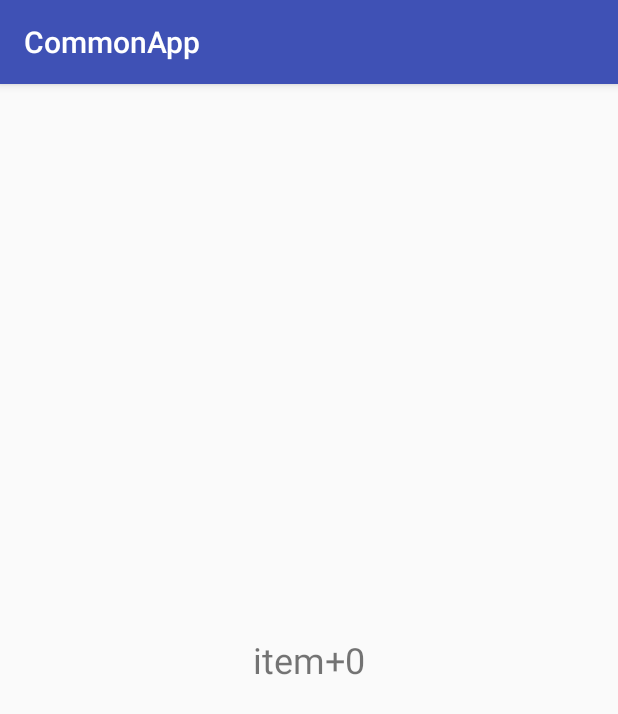
After one commit to yushilei1218/CommonApp, an Android app: the PagerFragment screen opened directly, with no data from a screen before it, on a phone screen of 412 x 824 dp. The commit adds this screen. Shown: the top 714 px of the screen. Run offline under Robolectric (Android 15) with nearby library versions, the light colour scheme and no system bars.

Commit message:
1：测试 Fragment lazyLoad

```diff
--- a/app/src/main/AndroidManifest.xml
+++ b/app/src/main/AndroidManifest.xml
@@ -55,7 +55,8 @@
         <activity android:name=".ui.test.TestActivity" />
         <activity android:name=".ui.map.MapActivity" />
         <activity android:name=".ui.mvp.view.HomeActivity" />
-        <activity android:name=".ui.swipelayout.SwipeLayoutActivity"></activity>
+        <activity android:name=".ui.swipelayout.SwipeLayoutActivity" />
+        <activity android:name=".ui.fragment.PagerFragmentActivity"></activity>
     </application>
 
 </manifest>
--- a/app/src/main/java/com/yushilei/commonapp/common/base/BaseFragment.java
+++ b/app/src/main/java/com/yushilei/commonapp/common/base/BaseFragment.java
@@ -7,6 +7,7 @@ import android.support.annotation.LayoutRes;
 import android.support.annotation.Nullable;
 import android.support.v4.app.Fragment;
 import android.support.v7.app.AlertDialog;
+import android.util.Log;
 import android.util.SparseArray;
 import android.view.LayoutInflater;
 import android.view.View;
@@ -29,8 +30,9 @@ public abstract class BaseFragment extends Fragment implements IBaseView {
 
     private OperateViewHolder mHolder;
 
-    protected void restoreDataBySavedBundle(Bundle savedInstanceState) {
-    }
+    private boolean isViewCreated = false;
+    private boolean isVisibleToUser = false;
+    private boolean isLoaded = false;
 
     protected void parseDataByArguments(Bundle arguments) {
     }
@@ -38,27 +40,56 @@ public abstract class BaseFragment extends Fragment implements IBaseView {
     @LayoutRes
     protected abstract int getLayoutId();
 
+    protected void lazyLoad() {
+        Log.i(getTAG(), "lazyLoad" + " " + this);
+    }
+
     @Override
     public void onCreate(@Nullable Bundle savedInstanceState) {
-        if (savedInstanceState != null) {
-            restoreDataBySavedBundle(savedInstanceState);
-        } else {
-            parseDataByArguments(getArguments());
-        }
+        Log.i(getTAG(), "onCreate" + " " + this);
+        parseDataByArguments(getArguments());
         super.onCreate(savedInstanceState);
     }
 
     @Override
     public View onCreateView(LayoutInflater inflater, ViewGroup container,
                              Bundle savedInstanceState) {
+        Log.i(getTAG(), "onCreateView" + " " + this);
         return inflater.inflate(getLayoutId(), container, false);
     }
 
     @Override
     public void onViewCreated(View view, @Nullable Bundle savedInstanceState) {
+        Log.i(getTAG(), "onViewCreated" + " " + this);
+        isViewCreated = true;
         initOperateView();
         initView();
         initData();
+        checkToLazyLoad();
+    }
+
+    @Override
+    public void setUserVisibleHint(boolean isVisibleToUser) {
+        Log.i(getTAG(), "setUserVisibleHint " + isVisibleToUser + " " + this);
+        super.setUserVisibleHint(isVisibleToUser);
+        this.isVisibleToUser = isVisibleToUser;
+        checkToLazyLoad();
+    }
+
+    private void checkToLazyLoad() {
+        if (isLoaded)
+            return;
+        if (isViewCreated && isVisibleToUser) {
+            isLoaded = true;
+            lazyLoad();
+        }
+    }
+
+    @Override
+    public void onDestroyView() {
+        isViewCreated = false;
+        isLoaded = false;
+        super.onDestroyView();
     }
 
     @Override
--- a/app/src/main/java/com/yushilei/commonapp/common/constant/Constant.java
+++ b/app/src/main/java/com/yushilei/commonapp/common/constant/Constant.java
@@ -14,4 +14,5 @@ public interface Constant {
     String AMAP = "高德Map";
     String XMLY = "喜马拉雅";
     String DrawLayout = "DrawLayout";
+    String PagerFragment = "PagerFragment";
 }
--- a/app/src/main/java/com/yushilei/commonapp/common/mvp/OperateViewHolder.java
+++ b/app/src/main/java/com/yushilei/commonapp/common/mvp/OperateViewHolder.java
@@ -76,6 +76,7 @@ public class OperateViewHolder implements IOperateView {
             mLoadingDialog = new AlertDialog.Builder(activityContext,R.style.request_loading)
                     .setView(R.layout.item_dialog_loading)
                     .create();
+
             mLoadingDialog.setCancelable(false);
             mLoadingDialog.setCanceledOnTouchOutside(false);
         }
--- /dev/null
+++ b/app/src/main/java/com/yushilei/commonapp/ui/fragment/PagerFragment.java
@@ -0,0 +1,64 @@
+package com.yushilei.commonapp.ui.fragment;
+
+
+import android.os.Bundle;
+import android.support.v4.app.Fragment;
+import android.util.Log;
+import android.view.LayoutInflater;
+import android.view.View;
+import android.view.ViewGroup;
+import android.widget.TextView;
+
+import com.yushilei.commonapp.R;
+import com.yushilei.commonapp.common.base.BaseFragment;
+
+/**
+ * A simple {@link Fragment} subclass.
+ */
+public class PagerFragment extends BaseFragment {
+    private static final String EXTRA_ = "EXTRA_";
+    private String mTitle;
+    private TextView mTv;
+
+    public static PagerFragment instance(String title) {
+        PagerFragment fragment = new PagerFragment();
+        Bundle args = new Bundle();
+        args.putString(EXTRA_, title);
+        fragment.setArguments(args);
+        return fragment;
+    }
+
+    @Override
+    protected void parseDataByArguments(Bundle arguments) {
+        mTitle = arguments.getString(EXTRA_);
+    }
+
+    @Override
+    protected int getLayoutId() {
+        return R.layout.fragment_pager;
+    }
+
+    @Override
+    public void initView() {
+        mTv = findView(R.id.fg_pager_tv);
+    }
+
+    @Override
+    protected void lazyLoad() {
+        super.lazyLoad();
+        Log.i(getTAG(), "lazyLoad+" + mTitle);
+        mTv.setText(mTitle);
+    }
+
+    @Override
+    public void onDestroy() {
+        Log.i(getTAG(), "onDestroy" + " " + this);
+        super.onDestroy();
+    }
+
+    @Override
+    public void onDestroyView() {
+        Log.i(getTAG(), "onDestroyView" + " " + this);
+        super.onDestroyView();
+    }
+}
--- /dev/null
+++ b/app/src/main/java/com/yushilei/commonapp/ui/fragment/PagerFragmentActivity.java
@@ -0,0 +1,59 @@
+package com.yushilei.commonapp.ui.fragment;
+
+import android.support.v4.app.Fragment;
+import android.support.v4.app.FragmentManager;
+import android.support.v4.app.FragmentStatePagerAdapter;
+import android.support.v4.view.ViewPager;
+import android.support.v7.app.AppCompatActivity;
+import android.os.Bundle;
+import android.util.Log;
+import android.view.View;
+import android.view.ViewGroup;
+
+import com.yushilei.commonapp.R;
+import com.yushilei.commonapp.common.base.BaseActivity;
+
+import java.util.ArrayList;
+import java.util.LinkedList;
+import java.util.List;
+
+/**
+ * 小结{@link FragmentStatePagerAdapter 会从onCreate -onCreateView -onDestroyView-onDestory}
+ */
+public class PagerFragmentActivity extends BaseActivity {
+
+    @Override
+    protected int getLayoutId() {
+        return R.layout.activity_pager_fragment;
+    }
+
+    @Override
+    public void initView() {
+        ViewPager mPager = findView(R.id.fg_pager);
+        List<String> data = new ArrayList<>();
+        for (int i = 0; i < 10; i++) {
+            data.add("item+" + i);
+        }
+        mPager.setAdapter(new FgAdapter(getSupportFragmentManager(), data));
+    }
+
+    private final class FgAdapter extends FragmentStatePagerAdapter {
+        List<String> titles;
+
+        FgAdapter(FragmentManager fm, List<String> titles) {
+            super(fm);
+            this.titles = titles;
+        }
+
+        @Override
+        public Fragment getItem(int position) {
+            Log.i(getTAG(), "getItem position =" + position);
+            return PagerFragment.instance(titles.get(position));
+        }
+
+        @Override
+        public int getCount() {
+            return titles.size();
+        }
+    }
+}
--- a/app/src/main/java/com/yushilei/commonapp/ui/home/MainActivity.java
+++ b/app/src/main/java/com/yushilei/commonapp/ui/home/MainActivity.java
@@ -16,6 +16,7 @@ import com.yushilei.commonapp.common.adapter.MultiBaseAdapter;
 import com.yushilei.commonapp.common.base.BaseActivity;
 import com.yushilei.commonapp.common.bean.HomeBean;
 import com.yushilei.commonapp.common.constant.Constant;
+import com.yushilei.commonapp.ui.fragment.PagerFragmentActivity;
 import com.yushilei.commonapp.ui.loadmorerecycler.LoadMoreRecyclerActivity;
 import com.yushilei.commonapp.ui.map.MapActivity;
 import com.yushilei.commonapp.ui.multilv.MultiListViewActivity;
@@ -46,6 +47,7 @@ public class MainActivity extends BaseActivity {
         HomeItem item6 = new HomeItem(new HomeBean(Constant.AMAP));
         HomeItem item7 = new HomeItem(new HomeBean(Constant.XMLY));
         HomeItem item8 = new HomeItem(new HomeBean(Constant.DrawLayout));
+        HomeItem item9 = new HomeItem(new HomeBean(Constant.PagerFragment));
         data.add(item1);
         data.add(item2);
         data.add(item3);
@@ -54,6 +56,7 @@ public class MainActivity extends BaseActivity {
         data.add(item6);
         data.add(item7);
         data.add(item8);
+        data.add(item9);
         adapter.addAll(data);
     }
 
@@ -63,8 +66,8 @@ public class MainActivity extends BaseActivity {
         return R.layout.activity_main;
     }
 
-    public class HomeItem extends ItemWrapper<HomeBean> implements View.OnClickListener {
-        public HomeItem(HomeBean bean) {
+    private class HomeItem extends ItemWrapper<HomeBean> implements View.OnClickListener {
+        HomeItem(HomeBean bean) {
             super(bean);
         }
 
@@ -108,6 +111,9 @@ public class MainActivity extends BaseActivity {
                 case Constant.DrawLayout:
                     intent = new Intent(MainActivity.this, SwipeLayoutActivity.class);
                     break;
+                case Constant.PagerFragment:
+                    intent = new Intent(MainActivity.this, PagerFragmentActivity.class);
+                    break;
             }
             if (intent != null)
                 MainActivity.this.startActivity(intent);
--- a/app/src/main/java/com/yushilei/commonapp/ui/test/TestActivity.java
+++ b/app/src/main/java/com/yushilei/commonapp/ui/test/TestActivity.java
@@ -71,7 +71,7 @@ public class TestActivity extends BaseActivity {
                     public void run() {
                         hideDialog.performClick();
                     }
-                }, 1000);
+                }, 5000);
                 break;
             case R.id.hide_dialog:
                 hideLoadingDialog();
--- /dev/null
+++ b/app/src/main/res/layout/activity_pager_fragment.xml
@@ -0,0 +1,14 @@
+<?xml version="1.0" encoding="utf-8"?>
+<RelativeLayout xmlns:android="http://schemas.android.com/apk/res/android"
+    xmlns:app="http://schemas.android.com/apk/res-auto"
+    xmlns:tools="http://schemas.android.com/tools"
+    android:layout_width="match_parent"
+    android:layout_height="match_parent"
+    tools:context="com.yushilei.commonapp.ui.fragment.PagerFragmentActivity">
+
+    <android.support.v4.view.ViewPager
+        android:id="@+id/fg_pager"
+        android:layout_width="match_parent"
+        android:layout_height="match_parent" />
+
+</RelativeLayout>
--- /dev/null
+++ b/app/src/main/res/layout/fragment_pager.xml
@@ -0,0 +1,16 @@
+<RelativeLayout xmlns:android="http://schemas.android.com/apk/res/android"
+    xmlns:tools="http://schemas.android.com/tools"
+    android:layout_width="match_parent"
+    android:layout_height="match_parent"
+    tools:context="com.yushilei.commonapp.ui.fragment.PagerFragment">
+
+    <!-- TODO: Update blank fragment layout -->
+    <TextView
+        android:id="@+id/fg_pager_tv"
+        android:layout_width="wrap_content"
+        android:layout_height="wrap_content"
+        android:layout_centerInParent="true"
+        android:text="@string/hello_blank_fragment"
+        android:textSize="24sp" />
+
+</RelativeLayout>
--- a/app/src/main/res/values/strings.xml
+++ b/app/src/main/res/values/strings.xml
@@ -1,4 +1,7 @@
 <resources>
     <string name="app_name">CommonApp</string>
 
+    <!-- TODO: Remove or change this placeholder text -->
+    <string name="hello_blank_fragment">Hello blank fragment</string>
+
 </resources>
--- a/app/src/main/res/values/styles.xml
+++ b/app/src/main/res/values/styles.xml
@@ -8,7 +8,7 @@
         <item name="colorAccent">@color/colorAccent</item>
     </style>
 
-    <style name="request_loading">
+    <style name="request_loading" parent="android:style/Theme.Dialog">
 
         <!--背景颜色及和透明程度-->
         <item name="android:windowBackground">@android:color/transparent</item>
@@ -21,7 +21,8 @@
         <!--是否模糊-->
         <item name="android:backgroundDimEnabled">false</item>
         <item name="android:windowIsTranslucent">true</item>
-        <item name="android:windowFullscreen">false</item>
+        <item name="android:windowFullscreen">true</item>
+
     </style>
 
 </resources>
```
